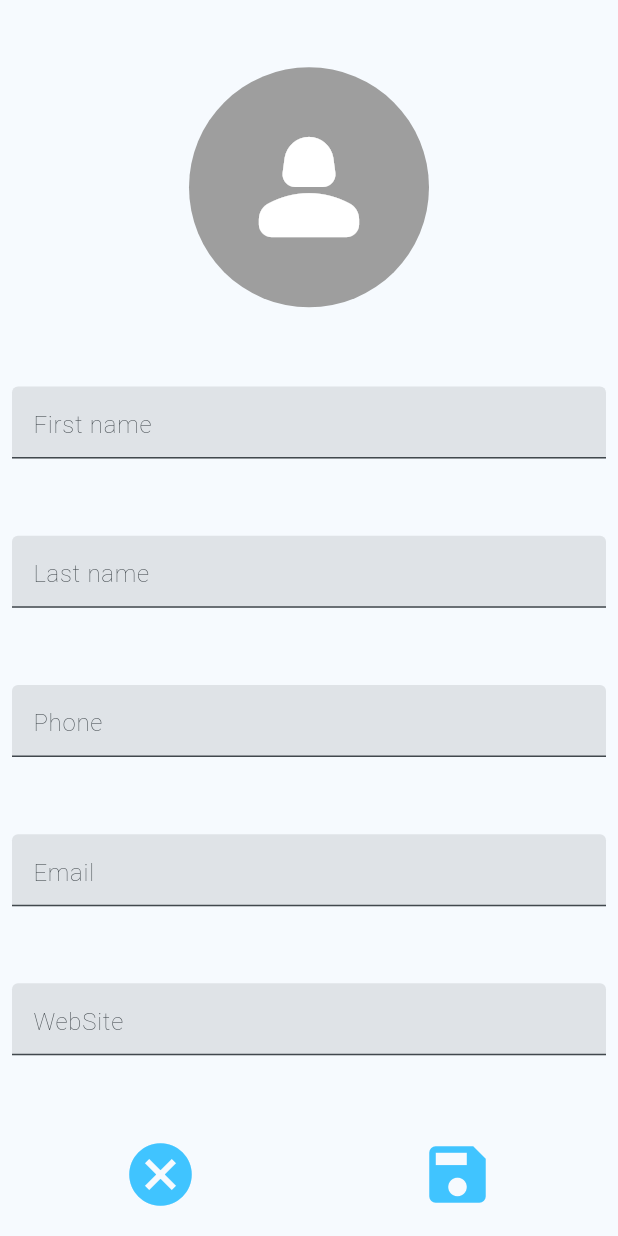
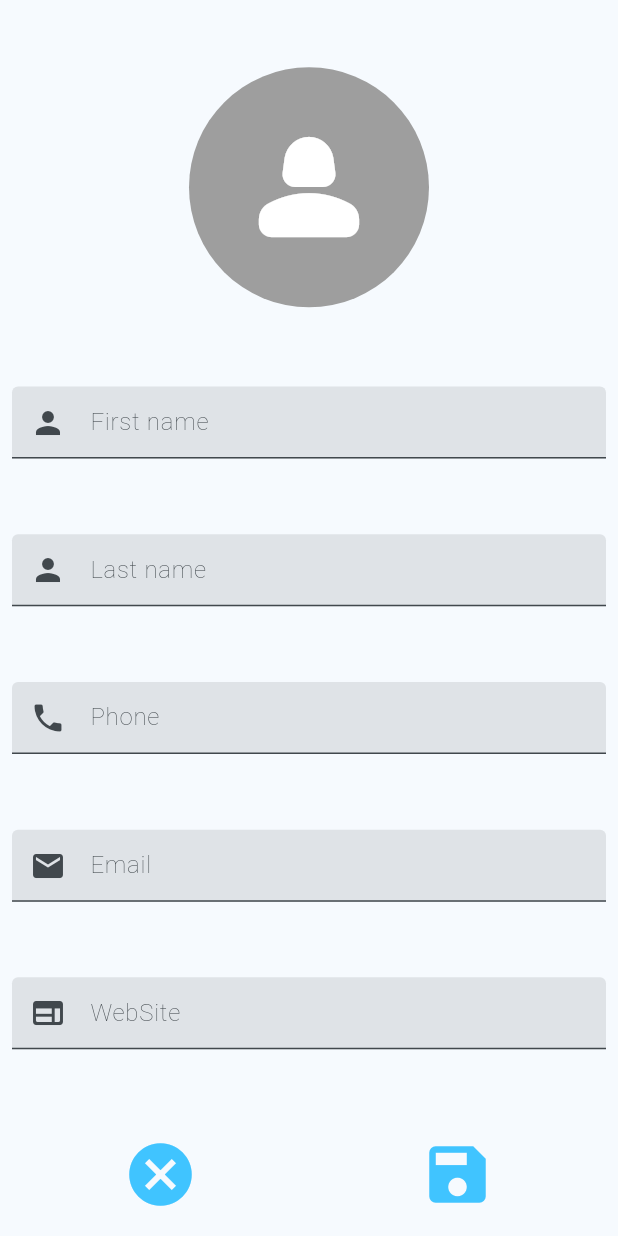
Before and after one commit to NancyMohamed1910/Contact_project, a Flutter app: the ContactEntryPage screen opened directly, on a phone screen of 412 x 824 dp. Run offline on Flutter 3.47's test engine with Material 2 defaults, Android fonts, the phone set to English and light mode, and no system bars.

Commit message:
contact project

```diff
--- a/lib/view/widgets/contact_detailsView.dart
+++ b/lib/view/widgets/contact_detailsView.dart
@@ -7,8 +7,9 @@ import 'package:flutter/material.dart';
 import 'package:provider/provider.dart';
 
 
+
 class ContactDetails extends StatefulWidget {
-  ContactDetails({super.key});
+  const ContactDetails({super.key});
 
   @override
   State<ContactDetails> createState() => _ContactDetailsState();
@@ -37,6 +38,7 @@ class _ContactDetailsState extends State<ContactDetails> {
                 flex: 1,
                 child: TextFormField(
                   decoration: const InputDecoration(
+                    prefixIcon: Icon(Icons.person),
                     hintText: 'First name',
                     alignLabelWithHint: true,
                     hintStyle: TextStyle(fontWeight: FontWeight.w200),
@@ -57,13 +59,11 @@ class _ContactDetailsState extends State<ContactDetails> {
                   },
                 ),
               ),
-              const SizedBox(
-                height: 5,
-              ),
               Expanded(
                 flex: 1,
                 child: TextFormField(
                   decoration: const InputDecoration(
+                    prefixIcon: Icon(Icons.person),
                     hintText: 'Last name',
                     alignLabelWithHint: true,
                     hintStyle: TextStyle(fontWeight: FontWeight.w200),
@@ -84,13 +84,11 @@ class _ContactDetailsState extends State<ContactDetails> {
                   },
                 ),
               ),
-              const SizedBox(
-                height: 5,
-              ),
               Expanded(
                 flex: 1,
                 child: TextFormField(
                   decoration: const InputDecoration(
+                    prefixIcon: Icon(Icons.phone),
                     hintText: 'Phone',
                     alignLabelWithHint: true,
                     hintStyle: TextStyle(fontWeight: FontWeight.w200),
@@ -103,7 +101,6 @@ class _ContactDetailsState extends State<ContactDetails> {
                   textCapitalization: TextCapitalization.none,
                   controller: phoneController,
                   style: const TextStyle(fontWeight: FontWeight.w500),
-
                   onFieldSubmitted: (value) {
                     if (phoneController.text.isNotEmpty) {
                       phoneController.clear();
@@ -112,13 +109,11 @@ class _ContactDetailsState extends State<ContactDetails> {
                   },
                 ),
               ),
-              const SizedBox(
-                height: 5,
-              ),
               Expanded(
                 flex: 1,
                 child: TextFormField(
                   decoration: const InputDecoration(
+                    prefixIcon: Icon(Icons.email),
                     hintText: 'Email',
                     alignLabelWithHint: true,
                     hintStyle: TextStyle(fontWeight: FontWeight.w200),
@@ -131,7 +126,6 @@ class _ContactDetailsState extends State<ContactDetails> {
                   textCapitalization: TextCapitalization.none,
                   controller: mailController4,
                   style: const TextStyle(fontWeight: FontWeight.w500),
-
                   onFieldSubmitted: (value) {
                     if (mailController4.text.isNotEmpty) {
                       mailController4.clear();
@@ -140,13 +134,11 @@ class _ContactDetailsState extends State<ContactDetails> {
                   },
                 ),
               ),
-              const SizedBox(
-                height: 5,
-              ),
               Expanded(
                 flex: 1,
                 child: TextFormField(
                   decoration: const InputDecoration(
+                    prefixIcon: Icon(Icons.web_rounded),
                     hintText: 'WebSite',
                     alignLabelWithHint: true,
                     hintStyle: TextStyle(fontWeight: FontWeight.w200),
@@ -197,8 +189,9 @@ class _ContactDetailsState extends State<ContactDetails> {
                         icon: const Icon(Icons.save),
                         iconSize: 50,
                         onPressed: () {
-                          if( (nameController1.text.isNotEmpty||nameController2.text.isNotEmpty)&&phoneController.text.isNotEmpty)
-                          {
+                          if ((nameController1.text.isNotEmpty ||
+                                  nameController2.text.isNotEmpty) &&
+                              phoneController.text.isNotEmpty) {
                             ContactData newData = ContactData(
                                 nameController1.text,
                                 nameController2.text,
@@ -210,8 +203,7 @@ class _ContactDetailsState extends State<ContactDetails> {
                                 context,
                                 MaterialPageRoute(
                                     builder: (context) => const ContactPage()));
-                          }
-                          else{
+                          } else {
                             Navigator.push(
                                 context,
                                 MaterialPageRoute(
--- a/lib/view_model/view_model.dart
+++ b/lib/view_model/view_model.dart
@@ -63,4 +63,6 @@ class ContactViewModel extends ChangeNotifier {
     contactData.removeAt(index);
     notifyListeners();
   }
+  //-----------------------------
+
 }
```
Also changed, not shown: lib/view/Contact_editPage.dart (+9 -12 lines). Lines whose indentation alone changed are shown as unchanged.
